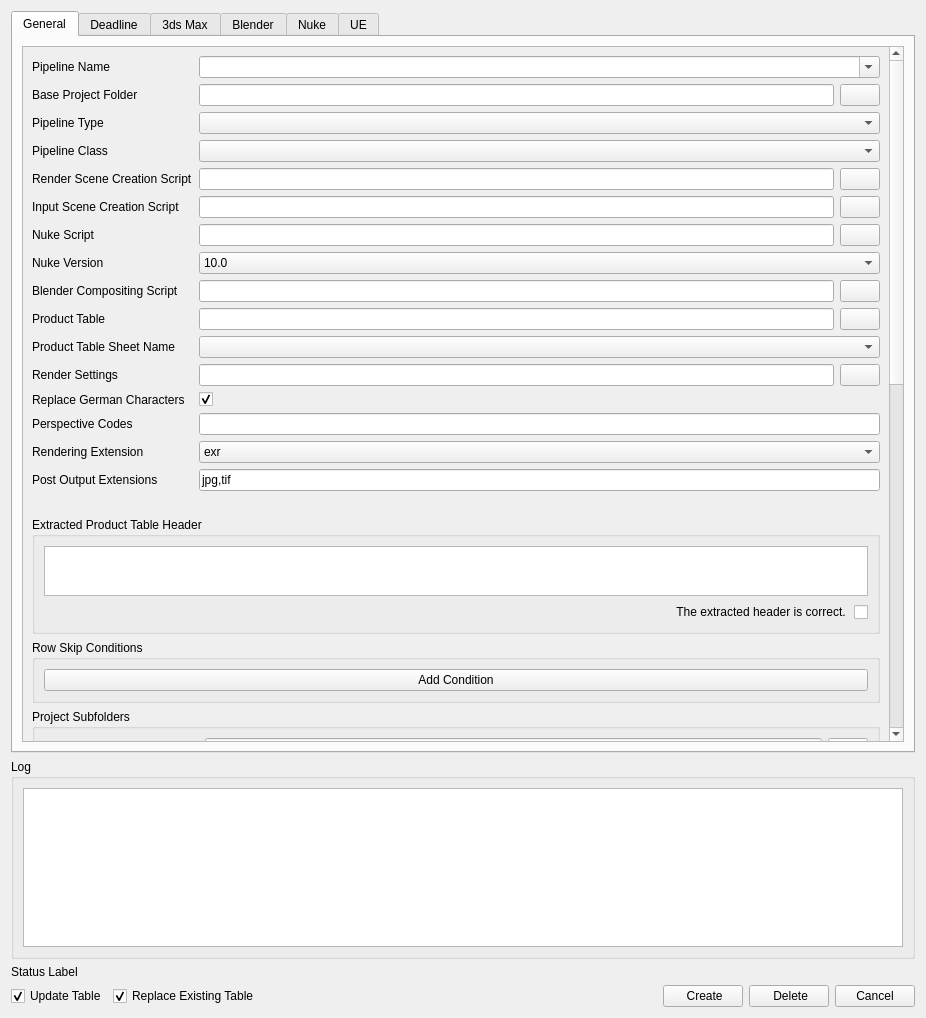
First picture: the form in plugins/RenderingPipelinePlugin/assets/renderingPipeline.ui, repository compix/MetadataManager, before the edit.
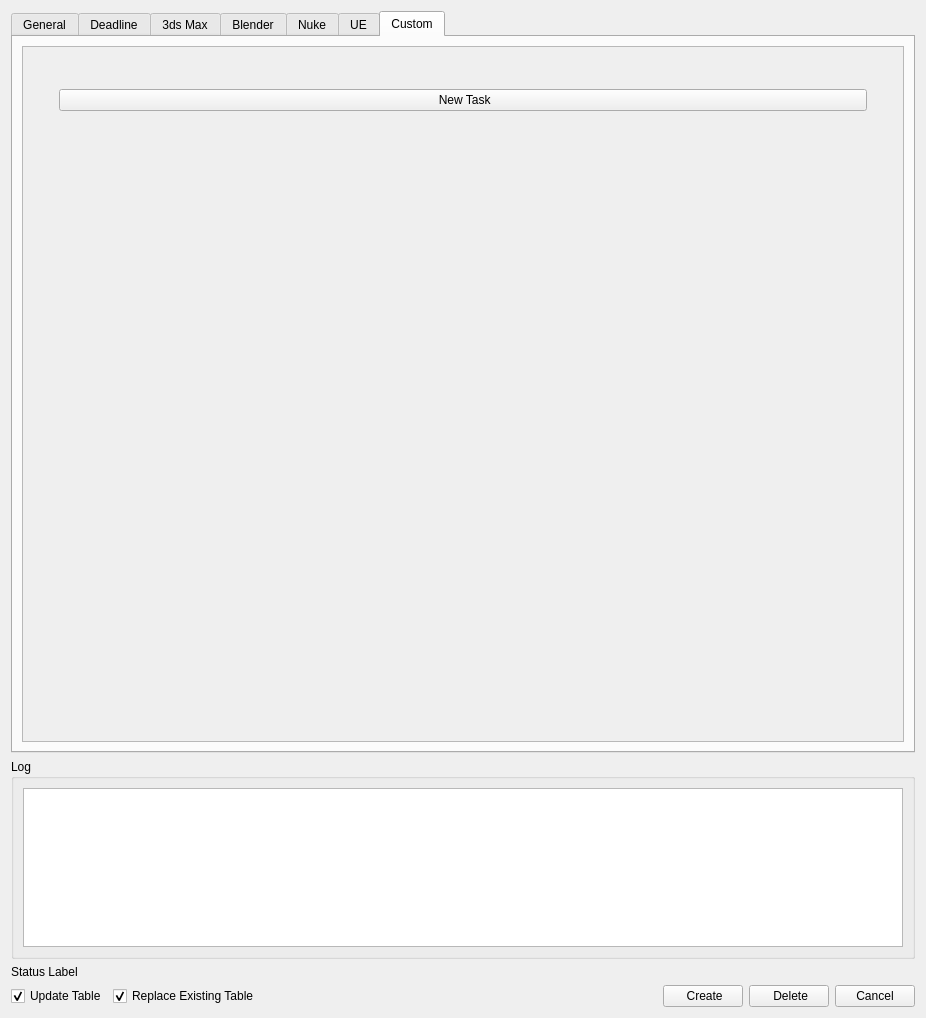
Second picture: the form after the edit. The open tabs and pages were chosen to show the change. Icons and pictures are not drawn.

Commit message: Allow custom metadata tasks in RenderingPipelinePlugin

Diff of the .ui file:
```diff
--- a/plugins/RenderingPipelinePlugin/assets/renderingPipeline.ui
+++ b/plugins/RenderingPipelinePlugin/assets/renderingPipeline.ui
@@ -43,9 +43,9 @@
           <property name="geometry">
            <rect>
             <x>0</x>
-            <y>0</y>
+            <y>-853</y>
             <width>865</width>
-            <height>1459</height>
+            <height>1548</height>
            </rect>
           </property>
           <layout class="QVBoxLayout" name="verticalLayout_7">
@@ -2148,6 +2148,94 @@
        </item>
       </layout>
      </widget>
+     <widget class="QWidget" name="customTab">
+      <attribute name="icon">
+       <iconset resource="../../../assets/resource_files/resources.qrc">
+        <normaloff>:/icons/service.png</normaloff>:/icons/service.png</iconset>
+      </attribute>
+      <attribute name="title">
+       <string>Custom</string>
+      </attribute>
+      <layout class="QVBoxLayout" name="verticalLayout_37">
+       <item>
+        <widget class="QScrollArea" name="scrollArea_6">
+         <property name="widgetResizable">
+          <bool>true</bool>
+         </property>
+         <widget class="QWidget" name="scrollAreaWidgetContents_6">
+          <property name="geometry">
+           <rect>
+            <x>0</x>
+            <y>0</y>
+            <width>882</width>
+            <height>695</height>
+           </rect>
+          </property>
+          <layout class="QVBoxLayout" name="verticalLayout_38">
+           <item alignment="Qt::AlignTop">
+            <widget class="QFrame" name="frame_18">
+             <property name="frameShape">
+              <enum>QFrame::NoFrame</enum>
+             </property>
+             <property name="frameShadow">
+              <enum>QFrame::Raised</enum>
+             </property>
+             <layout class="QVBoxLayout" name="verticalLayout_39">
+              <item>
+               <widget class="QFrame" name="customTasksFrame">
+                <property name="frameShape">
+                 <enum>QFrame::NoFrame</enum>
+                </property>
+                <property name="frameShadow">
+                 <enum>QFrame::Raised</enum>
+                </property>
+                <layout class="QVBoxLayout" name="verticalLayout_40"/>
+               </widget>
+              </item>
+              <item>
+               <widget class="QFrame" name="frame_17">
+                <property name="frameShape">
+                 <enum>QFrame::NoFrame</enum>
+                </property>
+                <property name="frameShadow">
+                 <enum>QFrame::Raised</enum>
+                </property>
+                <layout class="QHBoxLayout" name="horizontalLayout_36">
+                 <property name="leftMargin">
+                  <number>18</number>
+                 </property>
+                 <property name="topMargin">
+                  <number>0</number>
+                 </property>
+                 <property name="rightMargin">
+                  <number>18</number>
+                 </property>
+                 <property name="bottomMargin">
+                  <number>0</number>
+                 </property>
+                 <item>
+                  <widget class="QPushButton" name="newCustomTaskButton">
+                   <property name="text">
+                    <string> New Task</string>
+                   </property>
+                   <property name="icon">
+                    <iconset resource="../../../assets/resource_files/resources.qrc">
+                     <normaloff>:/icons/service.png</normaloff>:/icons/service.png</iconset>
+                   </property>
+                  </widget>
+                 </item>
+                </layout>
+               </widget>
+              </item>
+             </layout>
+            </widget>
+           </item>
+          </layout>
+         </widget>
+        </widget>
+       </item>
+      </layout>
+     </widget>
     </widget>
    </item>
    <item>
```
Left out of the diff: 60 changed lines with no effect on the pictures. The commit also changes 34 other files.
